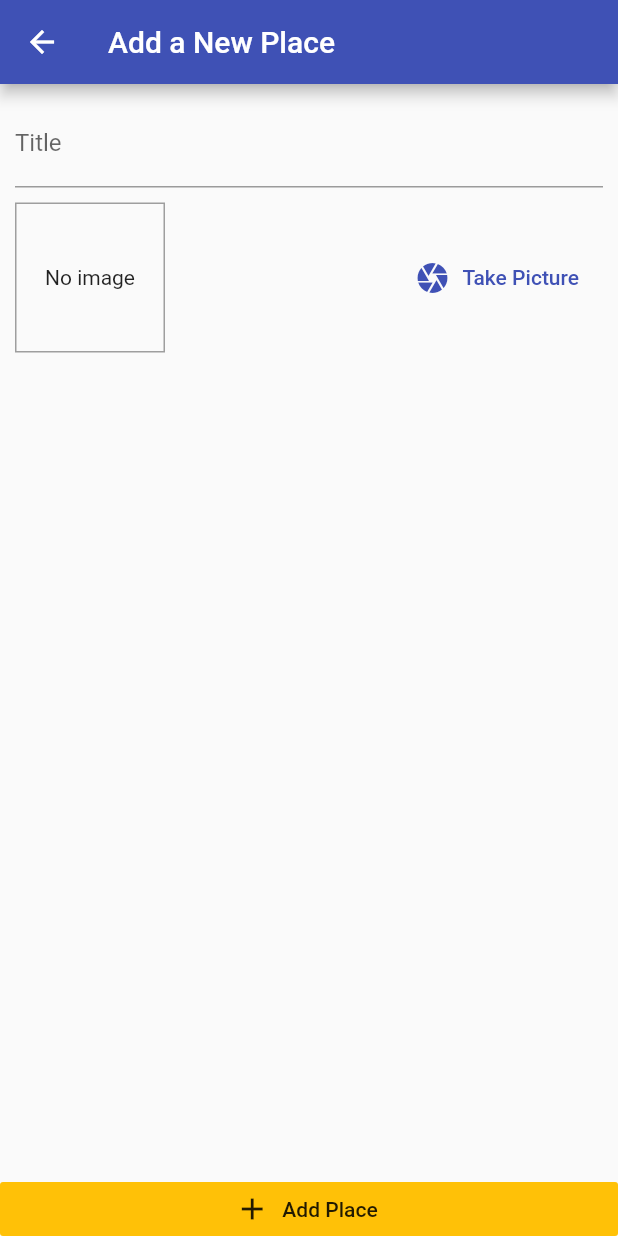
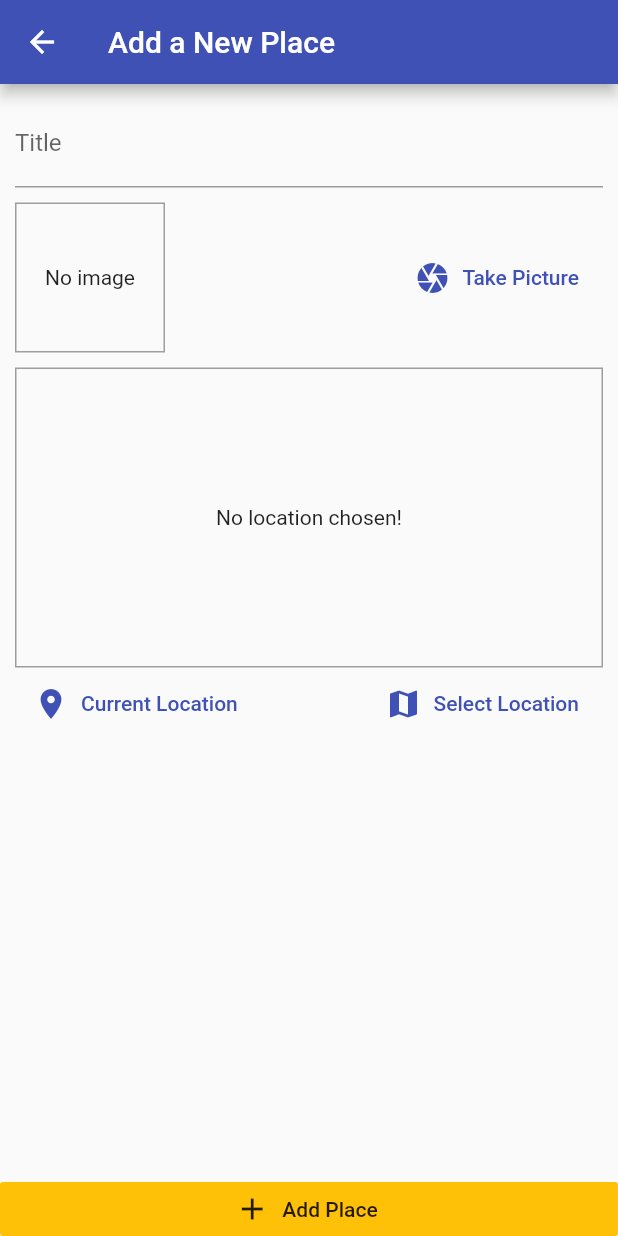
Before and after one commit to TolyaAg/places_app, a Flutter app: the screen it shows after launch, after a tap on the "add" icon, on a phone screen of 412 x 824 dp. Run offline on Flutter 3.47's test engine with Material 2 defaults, Android fonts, the phone set to English and light mode, and no system bars; our stand-ins replace image_picker, location, sqflite; missing offline and left inert: yandex_mapkit; accounts and stored records are empty.

Commit message:
add ynadex map

```diff
--- /dev/null
+++ b/lib/helpers/db_helper.dart
@@ -0,0 +1,32 @@
+import 'package:sqflite/sqflite.dart' as sql;
+import 'package:path/path.dart' as path;
+
+class DBHelper {
+  static Future<sql.Database> _open() async {
+    final dbPath = await sql.getDatabasesPath();
+    final db = await sql.openDatabase(
+      path.join(dbPath, 'places.db'),
+      version: 1,
+      onCreate: (db, _) async {
+        await db.execute(
+          'CREATE TABLE user_places (id TEXT PRIMARY KEY, title TEXT, image TEXT)',
+        );
+      },
+    );
+    return db;
+  }
+
+  static Future<void> insert(String table, Map<String, Object> data) async {
+    final db = await _open();
+    await db.insert(
+      table,
+      data,
+      conflictAlgorithm: sql.ConflictAlgorithm.replace,
+    );
+  }
+
+  static Future<List<Map<String, dynamic>>> getData(String table) async {
+    final db = await _open();
+    return db.query(table);
+  }
+}
--- /dev/null
+++ b/lib/helpers/location_helper.dart
@@ -0,0 +1,7 @@
+const API_KEY = 'AIzaSyB68e4WHW6zm5UJyWyBh2irBcaTZpcB8Hw';
+
+class LocationHelper {
+  static String generatePreviewImage({double latitude, double longitude}) {
+    return 'https://static-maps.yandex.ru/1.x/?ll=$latitude,$longitude&size=650,450&z=15&l=map&pt=$latitude,$longitude,pmwtm99';
+  }
+}
--- a/lib/main.dart
+++ b/lib/main.dart
@@ -11,7 +11,7 @@ class MyApp extends StatelessWidget {
   @override
   Widget build(BuildContext context) {
     return ChangeNotifierProvider(
-      create: (context) => Places(),
+      create: (context) => PlacesProvider(),
       child: MaterialApp(
         title: 'Flutter Demo',
         theme: ThemeData(
--- a/lib/models/place.dart
+++ b/lib/models/place.dart
@@ -26,4 +26,20 @@ class Place {
     @required this.location,
     @required this.image,
   });
+
+  Place.fromMap(Map<String, dynamic> map)
+      : this(
+          id: map['id'],
+          title: map['title'],
+          image: File(map['image']),
+          location: null,
+        );
+
+  Map<String, dynamic> toMap() {
+    return {
+      'id': id,
+      'title': title,
+      'image': image.path,
+    };
+  }
 }
--- a/lib/providers/places.dart
+++ b/lib/providers/places.dart
@@ -1,9 +1,30 @@
+import 'dart:io';
+
 import 'package:flutter/foundation.dart';
+import 'package:placesapp/helpers/db_helper.dart';
 
 import 'package:placesapp/models/place.dart';
 
-class Places with ChangeNotifier {
-  List<Place> _places = [];
+class PlacesProvider with ChangeNotifier {
+  List<Place> _items = [];
 
-  List<Place> get places => List.of(_places);
+  List<Place> get items => List.of(_items);
+
+  void addPlace(String title, File image) {
+    final place = Place(
+      id: DateTime.now().toString(),
+      image: image,
+      title: title,
+      location: null,
+    );
+    _items.add(place);
+    notifyListeners();
+    DBHelper.insert('user_places', place.toMap());
+  }
+
+  Future<void> getPlaces() async {
+    final data = await DBHelper.getData('user_places');
+    _items = data.map((e) => Place.fromMap(e)).toList();
+    notifyListeners();
+  }
 }
--- a/lib/screens/new_place.dart
+++ b/lib/screens/new_place.dart
@@ -1,5 +1,11 @@
+import 'dart:io';
+
 import 'package:flutter/material.dart';
 import 'package:placesapp/widgets/image_input.dart';
+import 'package:placesapp/widgets/location_input.dart';
+import 'package:provider/provider.dart';
+
+import '../providers/places.dart';
 
 class NewPlaceScreen extends StatefulWidget {
   static const routeName = '/new-place';
@@ -9,6 +15,21 @@ class NewPlaceScreen extends StatefulWidget {
 
 class _NewPlaceScreenState extends State<NewPlaceScreen> {
   final _titleController = TextEditingController();
+  File _selectedImage;
+
+  void _handleSelectImage(File selectedImage) {
+    _selectedImage = selectedImage;
+  }
+
+  void _savePlace() {
+    if (_titleController.text.isEmpty || _selectedImage == null) {
+      return;
+    }
+    context
+        .read<PlacesProvider>()
+        .addPlace(_titleController.text, _selectedImage);
+    Navigator.of(context).pop();
+  }
 
   @override
   Widget build(BuildContext context) {
@@ -29,14 +50,16 @@ class _NewPlaceScreenState extends State<NewPlaceScreen> {
                     controller: _titleController,
                     decoration: const InputDecoration(labelText: 'Title'),
                   ),
-                  SizedBox(height: 10,),
-                  ImageInput(),
+                  SizedBox(height: 10),
+                  ImageInput(_handleSelectImage),
+                  SizedBox(height: 10),
+                  LocationInput(),
                 ],
               ),
             ),
           ),
           RaisedButton.icon(
-            onPressed: () {},
+            onPressed: _savePlace,
             icon: Icon(Icons.add),
             label: const Text('Add Place'),
             elevation: 0,
--- a/lib/screens/places.dart
+++ b/lib/screens/places.dart
@@ -1,23 +1,64 @@
 import 'package:flutter/material.dart';
 import 'package:placesapp/screens/new_place.dart';
+import 'package:provider/provider.dart';
+
+import '../providers/places.dart';
 
 class PlacesScreen extends StatelessWidget {
   @override
   Widget build(BuildContext context) {
     return Scaffold(
       appBar: AppBar(
-        title: Text('Your places'),
+        title: const Text('Your places'),
         actions: <Widget>[
           IconButton(
-            icon: Icon(Icons.add),
+            icon: const Icon(Icons.add),
             onPressed: () {
               Navigator.of(context).pushNamed(NewPlaceScreen.routeName);
             },
           ),
         ],
       ),
-      body: Center(
-        child: CircularProgressIndicator(),
+      body: FutureBuilder(
+        future: Provider.of<PlacesProvider>(context, listen: false).getPlaces(),
+        builder: (ctx, snapshot) {
+          if (snapshot.connectionState == ConnectionState.waiting) {
+            return const Center(
+              child: const CircularProgressIndicator(),
+            );
+          }
+          return Consumer<PlacesProvider>(
+            builder: (ctx, places, _) {
+              if (places.items.length > 0) {
+                return ListView.builder(
+                  itemCount: places.items.length,
+                  padding: const EdgeInsets.all(10),
+                  itemBuilder: (ctx, i) {
+                    final place = places.items[i];
+                    return Column(
+                      children: <Widget>[
+                        ListTile(
+                          leading: CircleAvatar(
+                            backgroundImage: FileImage(place.image),
+                          ),
+                          title: Text(place.title),
+                          onTap: () {},
+                        ),
+                        Divider(
+                          height: 0,
+                        ),
+                      ],
+                    );
+                  },
+                );
+              } else {
+                return const Center(
+                  child: const Text('No places yet!'),
+                );
+              }
+            },
+          );
+        },
       ),
     );
   }
--- /dev/null
+++ b/lib/widgets/location_input.dart
@@ -0,0 +1,88 @@
+import 'package:flutter/material.dart';
+import 'package:location/location.dart';
+import 'package:placesapp/helpers/location_helper.dart';
+import 'package:placesapp/screens/map_screen.dart';
+import 'package:yandex_mapkit/yandex_mapkit.dart';
+
+class LocationInput extends StatefulWidget {
+  @override
+  _LocationInputState createState() => _LocationInputState();
+}
+
+class _LocationInputState extends State<LocationInput> {
+  String _previewImage;
+
+  Future<void> _getCurrentUserLocation() async {
+    final location = await Location().getLocation();
+    setState(() {
+      _previewImage = LocationHelper.generatePreviewImage(
+        latitude: location.latitude,
+        longitude: location.longitude,
+      );
+    });
+  }
+
+  Future<void> _selectLocation() async {
+    final controller = await Navigator.of(context).push<YandexMapController>(
+      MaterialPageRoute(
+        builder: (_) => MapScreen(),
+      ),
+    );
+    final point = await controller.getTargetPoint();
+    setState(() {
+      _previewImage = LocationHelper.generatePreviewImage(
+        latitude: point.latitude,
+        longitude: point.longitude,
+      );
+    });
+  }
+
+  @override
+  Widget build(BuildContext context) {
+    return Column(
+      children: <Widget>[
+        Container(
+          height: 200,
+          width: double.infinity,
+          alignment: Alignment.center,
+          decoration: BoxDecoration(
+            border: Border.all(
+              width: 1,
+              color: Colors.grey,
+            ),
+          ),
+          child: _previewImage == null
+              ? const Text(
+                  'No location chosen!',
+                  textAlign: TextAlign.center,
+                )
+              : Image.network(
+                  _previewImage,
+                  fit: BoxFit.cover,
+                ),
+        ),
+        Row(
+          mainAxisAlignment: MainAxisAlignment.spaceBetween,
+          children: <Widget>[
+            FlatButton.icon(
+              icon: const Icon(
+                Icons.location_on,
+              ),
+              label: const Text('Current Location'),
+              textColor: Theme.of(context).primaryColor,
+              onPressed: _getCurrentUserLocation,
+            ),
+            FlatButton.icon(
+              icon: const Icon(
+                Icons.map,
+              ),
+              label: const Text('Select Location'),
+              textColor: Theme.of(context).primaryColor,
+              onPressed: _selectLocation,
+            ),
+          ],
+        )
+      ],
+    );
+  }
+}
```
Also changed, not shown: lib/screens/map_screen.dart (added, +35 -0 lines), lib/widgets/image_input.dart (+20 -2 lines), pubspec.yaml (+6 -6 lines), pubspec.lock, 10 other files.
